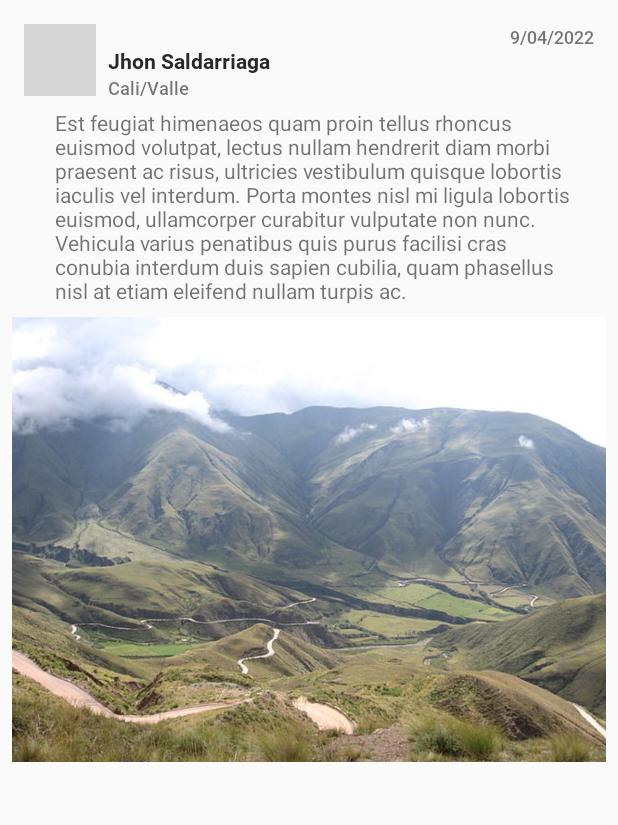
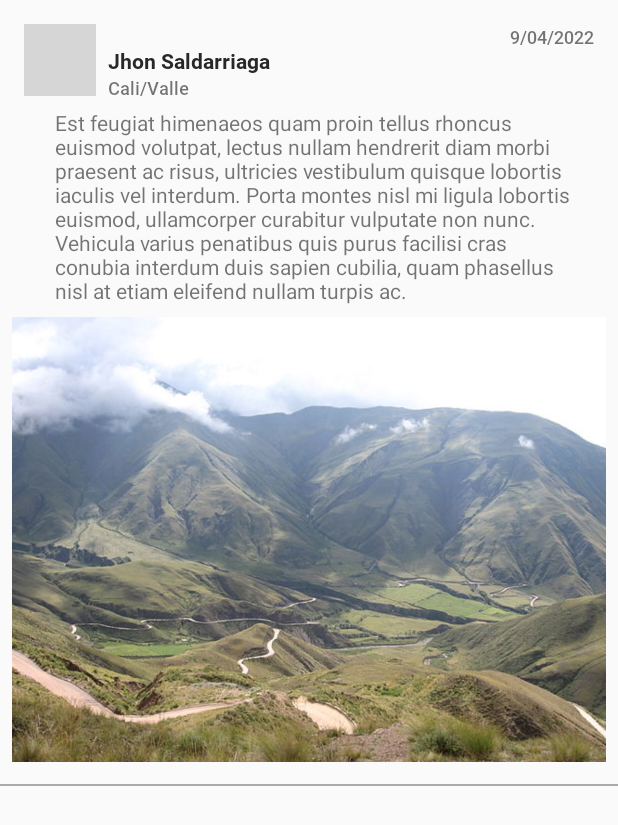
Before and after one commit to JhonSaldarriaga/SocialApp, an Android app: the layout post_row.xml on its own in the app's theme, with its tools: preview values and no code run, on a phone screen of 412 x 824 dp. Shown: the top 825 px of the screen. Run offline under Robolectric (Android 15) with nearby library versions, the phone set to English and light mode, and no system bars; grey boxes are pictures that could not be loaded.

Commit message:
divider line has been implemented in home

```diff
--- a/app/src/main/res/layout/post_row.xml
+++ b/app/src/main/res/layout/post_row.xml
@@ -55,6 +55,14 @@
             app:layout_constraintTop_toTopOf="@+id/postRowProfilePic"
             tools:text="Jhon Saldarriaga" />
 
+        <View
+            android:layout_width="match_parent"
+            android:layout_height="1dp"
+            android:background="@android:color/darker_gray"
+            app:layout_constraintEnd_toEndOf="parent"
+            app:layout_constraintStart_toStartOf="parent"
+            app:layout_constraintBottom_toBottomOf="parent" />
+
         <TextView
             android:id="@+id/postTextView"
             style="@style/postTextView"
```
